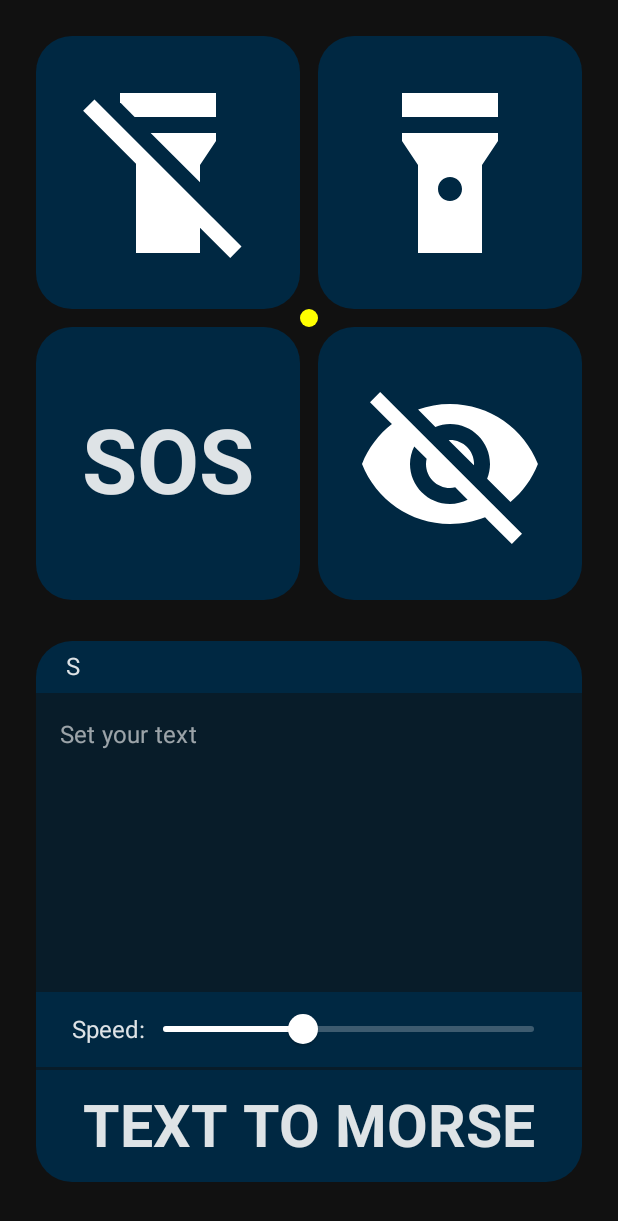
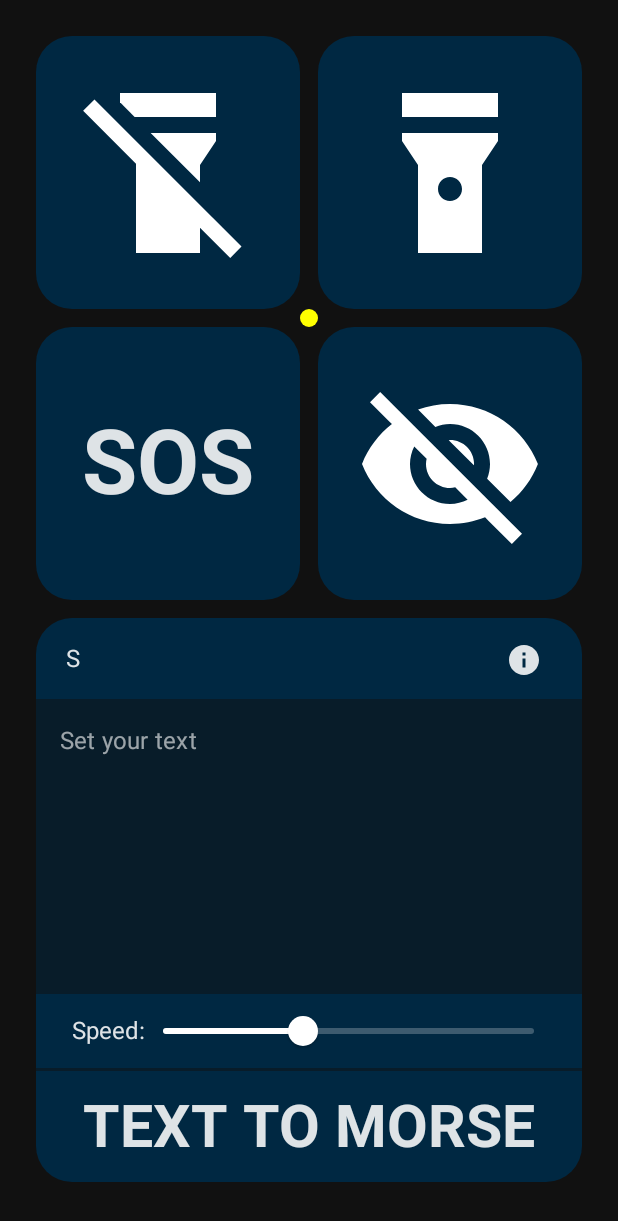
Before and after one commit to DEZZOMORF/morse-flashlight, an Android app built with Jetpack Compose: the screen it shows after launch (MainActivity), after a tap on "SOS", on a phone screen of 412 x 824 dp. Shown: the top 1221 px of the screen. Run offline under Robolectric (Android 15) with nearby library versions, the phone set to English and light mode, and no system bars; our stand-ins replace AdMob, Dagger/Hilt's generated code; 5 statements that could not run were skipped.

Commit message:
Added info button. Fixed MorseTextProgress size bug on small screens

```diff
--- a/app/src/main/java/com/dezzomorf/morseflashlight/activity/MainActivity.kt
+++ b/app/src/main/java/com/dezzomorf/morseflashlight/activity/MainActivity.kt
@@ -42,7 +42,8 @@ class MainActivity : ComponentActivity() {
                     val padding = 24.dp
                     val mainViewModel: MainViewModel = hiltViewModel()
                     val flashlightState by mainViewModel.flashlightState.collectAsState()
-                    val morseTextState by mainViewModel.morseTextState.collectAsState()
+                    val textProgressState by mainViewModel.textProgressState.collectAsState()
+                    val textOnMorseState by mainViewModel.textOnMorseState.collectAsState()
 
                     Column(
                         horizontalAlignment = Alignment.CenterHorizontally,
@@ -72,9 +73,10 @@ class MainActivity : ComponentActivity() {
                                 .padding(start = padding, bottom = padding, end = padding)
                         ) {
                             MorseUi(
-                                morseText = morseTextState,
+                                textProgress = textProgressState,
                                 onAction = mainViewModel::onAction,
-                                morseSpeed = mainViewModel::setSpeed
+                                morseSpeed = mainViewModel::setSpeed,
+                                textOnMorse = textOnMorseState
                             )
                         }
 
--- a/app/src/main/java/com/dezzomorf/morseflashlight/ui/MorseUi.kt
+++ b/app/src/main/java/com/dezzomorf/morseflashlight/ui/MorseUi.kt
@@ -1,10 +1,14 @@
 package com.dezzomorf.morseflashlight.ui
 
 import androidx.compose.foundation.background
+import androidx.compose.foundation.clickable
 import androidx.compose.foundation.layout.*
+import androidx.compose.foundation.rememberScrollState
+import androidx.compose.foundation.shape.CircleShape
 import androidx.compose.foundation.shape.RoundedCornerShape
 import androidx.compose.foundation.text.KeyboardActions
 import androidx.compose.foundation.text.KeyboardOptions
+import androidx.compose.foundation.verticalScroll
 import androidx.compose.material.*
 import androidx.compose.runtime.*
 import androidx.compose.runtime.saveable.rememberSaveable
@@ -15,6 +19,7 @@ import androidx.compose.ui.draw.clip
 import androidx.compose.ui.draw.drawWithContent
 import androidx.compose.ui.graphics.Color
 import androidx.compose.ui.platform.LocalSoftwareKeyboardController
+import androidx.compose.ui.res.painterResource
 import androidx.compose.ui.res.stringResource
 import androidx.compose.ui.text.TextStyle
 import androidx.compose.ui.text.font.FontWeight
@@ -22,8 +27,11 @@ import androidx.compose.ui.text.input.ImeAction
 import androidx.compose.ui.text.style.TextAlign
 import androidx.compose.ui.unit.dp
 import androidx.compose.ui.unit.sp
+import androidx.compose.ui.window.DialogProperties
 import com.dezzomorf.morseflashlight.R
 import com.dezzomorf.morseflashlight.`object`.FlashlightAction
+import com.dezzomorf.morseflashlight.`object`.MorseCode
+import com.dezzomorf.morseflashlight.`object`.MorseSymbol
 import com.dezzomorf.morseflashlight.ui.theme.ViewBackground
 import com.dezzomorf.morseflashlight.ui.theme.defaultContentPadding
 import com.dezzomorf.morseflashlight.viewmodel.MainViewModel
@@ -31,10 +39,12 @@ import com.dezzomorf.morseflashlight.viewmodel.MainViewModel
 @OptIn(ExperimentalComposeUiApi::class)
 @Composable
 fun MorseUi(
-    morseText: String,
+    textProgress: String,
     onAction: (FlashlightAction) -> Unit,
-    morseSpeed: (Float) -> Unit
+    morseSpeed: (Float) -> Unit,
+    textOnMorse: List<MorseCode>
 ) {
+
     var text by rememberSaveable { mutableStateOf("") }
     val keyboardController = LocalSoftwareKeyboardController.current
 
@@ -47,10 +57,10 @@ fun MorseUi(
         Row(
             modifier = Modifier
                 .fillMaxSize()
-                .weight(1f)
+                .weight(1.1f)
                 .align(Alignment.Start)
         ) {
-            MorseTextProgress(morseText)
+            MorseTextProgress(textProgress, textOnMorse)
         }
 
         Row(
@@ -152,10 +162,15 @@ fun MorseButton(modifier: Modifier = Modifier, onClick: () -> Unit) {
 }
 
 @Composable
-fun MorseTextProgress(morseText: String) {
-    Box(
+fun MorseTextProgress(morseText: String, textOnMorse: List<MorseCode>) {
+    Row(
+        horizontalArrangement = Arrangement.Start,
+        verticalAlignment = Alignment.CenterVertically,
         modifier = Modifier
             .fillMaxSize()
+            .clip(shape = RoundedCornerShape(24.dp, 24.dp, 0.dp, 0.dp))
+            .background(ViewBackground)
+            .padding(horizontal = 16.dp, vertical = 4.dp)
     ) {
         var lastVisibleTextIndex by rememberSaveable { mutableStateOf(0) }
         if (morseText.length < lastVisibleTextIndex) lastVisibleTextIndex = 0
@@ -165,11 +180,9 @@ fun MorseTextProgress(morseText: String) {
             maxLines = 1,
             softWrap = false,
             modifier = Modifier
-                .fillMaxWidth()
-                .align(Alignment.BottomStart)
-                .clip(shape = RoundedCornerShape(24.dp, 24.dp, 0.dp, 0.dp))
-                .background(ViewBackground)
-                .padding(horizontal = 16.dp, vertical = 8.dp),
+                .wrapContentSize(Alignment.CenterStart)
+                .weight(6f)
+                .align(Alignment.CenterVertically),
             onTextLayout = { textLayoutResult ->
                 if (textLayoutResult.hasVisualOverflow) {
                     lastVisibleTextIndex += textLayoutResult.getLineEnd(
@@ -179,7 +192,136 @@ fun MorseTextProgress(morseText: String) {
                 }
             }
         )
+
+        val openDialog = remember { mutableStateOf(false) }
+        AppDialog(
+            dialogState = openDialog.value,
+            onDialogStateChange = { openDialog.value = it },
+            textOnMorse = textOnMorse
+        )
+
+        if (textOnMorse.isNotEmpty()) {
+            IconButton(
+                modifier = Modifier
+                    .fillMaxSize()
+                    .weight(1f),
+                onClick = {
+                    openDialog.value = true
+                }
+            ) {
+                Icon(
+                    painter = painterResource(id = R.drawable.ic_baseline_info_24),
+                    contentDescription = null
+                )
+            }
+        }
     }
+}
+
+@Composable
+fun AppDialog(
+    modifier: Modifier = Modifier,
+    dialogState: Boolean = false,
+    onDialogPositiveButtonClicked: (() -> Unit)? = null,
+    onDialogStateChange: ((Boolean) -> Unit)? = null,
+    onDismissRequest: (() -> Unit)? = null,
+    textOnMorse: List<MorseCode>
+) {
+    val textPaddingAll = 24.dp
+    val dialogShape = RoundedCornerShape(16.dp)
+
+    if (dialogState) {
+        AlertDialog(
+            onDismissRequest = {
+                onDialogStateChange?.invoke(false)
+                onDismissRequest?.invoke()
+            },
+            title = null,
+            text = null,
+            buttons = {
+
+                Column() {
+                    Column(
+                        Modifier
+                            .height(400.dp)
+                            .padding(all = textPaddingAll)
+                            .verticalScroll(rememberScrollState())
+                            .fillMaxWidth()
+                    ) {
+                        textOnMorse.forEach {
+                            val morseSymbols = MorseCode.getMorseSymbols(it)
+                            Row() {
+                                if (it == MorseCode.SPACE) {
+                                    Spacer(
+                                        modifier = Modifier
+                                            .fillMaxWidth()
+                                            .height(1.dp)
+                                            .background(ViewBackground.copy(alpha = 0.5f))
+                                    )
+                                } else {
+                                    Text(text = "${it.name} -> ")
+                                }
+                                morseSymbols.forEach { morseSymbol ->
+                                    Spacer(modifier = Modifier.width(2.dp))
+                                    when (morseSymbol) {
+                                        MorseSymbol.DOT -> Dot(modifier = Modifier.align(Alignment.CenterVertically))
+                                        MorseSymbol.DASH -> Dash(modifier = Modifier.align(Alignment.CenterVertically))
+                                        else -> {}
+                                    }
+                                }
+                            }
+                        }
+                    }
+
+                    Divider(color = ViewBackground.copy(alpha = 0.5f), thickness = 1.dp)
+
+                    Box(
+                        modifier = Modifier
+                            .align(Alignment.CenterHorizontally)
+                            .clickable {
+                                onDialogStateChange?.invoke(false)
+                                onDialogPositiveButtonClicked?.invoke()
+                            }
+                    ) {
+                        Text(
+                            text = stringResource(android.R.string.ok),
+                            color = MaterialTheme.colors.onSurface,
+                            modifier = Modifier
+                                .fillMaxWidth()
+                                .wrapContentSize(Alignment.Center)
+                                .align(Alignment.Center)
+                                .padding(12.dp)
+                        )
+                    }
+                }
+            },
+            properties = DialogProperties(dismissOnBackPress = true, dismissOnClickOutside = true),
+            modifier = modifier,
+            shape = dialogShape
+        )
+    }
+}
+
+@Composable
+fun Dot(modifier: Modifier = Modifier) {
+    Box(
+        modifier = modifier
+            .width(8.dp)
+            .height(8.dp)
+            .clip(shape = CircleShape)
+            .background(Color.White)
+    )
+}
+
+@Composable
+fun Dash(modifier: Modifier = Modifier) {
+    Box(
+        modifier = modifier
+            .width(16.dp)
+            .height(8.dp)
+            .clip(shape = RoundedCornerShape(4.dp, 4.dp, 4.dp, 4.dp))
+            .background(Color.White)
+    )
 }
 
 @Composable
@@ -197,8 +339,10 @@ fun MorseSpeedSlider(morseSpeed: (Float) -> Unit) {
             modifier = Modifier
                 .align(Alignment.CenterVertically)
         )
-        Spacer(modifier = Modifier
-            .width(4.dp))
+        Spacer(
+            modifier = Modifier
+                .width(4.dp)
+        )
         Slider(
             value = sliderPosition,
             valueRange = 0.2f..1f,
--- a/app/src/main/java/com/dezzomorf/morseflashlight/viewmodel/MainViewModel.kt
+++ b/app/src/main/java/com/dezzomorf/morseflashlight/viewmodel/MainViewModel.kt
@@ -39,8 +39,11 @@ class MainViewModel @Inject constructor(
     private val _flashlightState = MutableStateFlow(false)
     val flashlightState: StateFlow<Boolean> = _flashlightState.asStateFlow()
 
-    private val _morseTextState = MutableStateFlow(DEFAULT_TEXT)
-    val morseTextState: StateFlow<String> = _morseTextState.asStateFlow()
+    private val _textProgressState = MutableStateFlow(DEFAULT_TEXT)
+    val textProgressState: StateFlow<String> = _textProgressState.asStateFlow()
+
+    private val _textOnMorseState = MutableStateFlow(emptyList<MorseCode>())
+    val textOnMorseState: StateFlow<List<MorseCode>> = _textOnMorseState.asStateFlow()
 
     private var morseScope: Job = viewModelScope.launch {}
 
@@ -91,10 +94,11 @@ class MainViewModel @Inject constructor(
 
     private fun turnOnMorse(morseCodes: List<MorseCode>, loop: Boolean) {
         stop()
+        _textOnMorseState.value = morseCodes
         morseScope = viewModelScope.launch {
             morseCodes.forEach { morseCode ->
 
-                _morseTextState.value += when (morseCode) {
+                _textProgressState.value += when (morseCode) {
                     MorseCode.SPACE -> " "
                     else -> morseCode.name
                 }
@@ -142,6 +146,6 @@ class MainViewModel @Inject constructor(
 
     private fun stop() {
         morseScope.cancel()
-        _morseTextState.value = DEFAULT_TEXT
+        _textProgressState.value = DEFAULT_TEXT
     }
 }
--- /dev/null
+++ b/app/src/main/res/drawable/ic_baseline_info_24.xml
@@ -0,0 +1,5 @@
+<vector android:height="24dp" android:tint="#FFFFFF"
+    android:viewportHeight="24" android:viewportWidth="24"
+    android:width="24dp" xmlns:android="http://schemas.android.com/apk/res/android">
+    <path android:fillColor="@android:color/white" android:pathData="M12,2C6.48,2 2,6.48 2,12s4.48,10 10,10 10,-4.48 10,-10S17.52,2 12,2zM13,17h-2v-6h2v6zM13,9h-2L11,7h2v2z"/>
+</vector>
```
